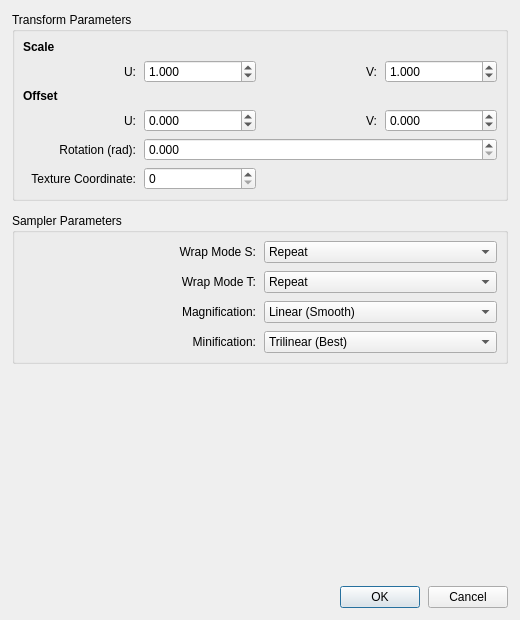
First picture: the form in ui/TextureParametersDialog.ui, repository 01Hub/ModelViewer, before the edit.
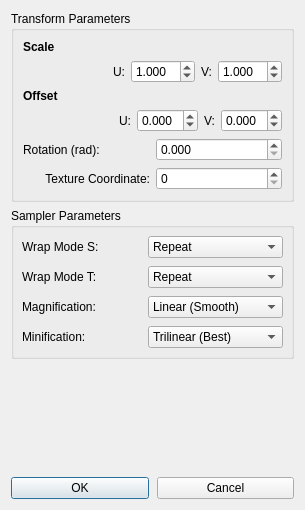
Second picture: the form after the edit.

Commit message:
Refactor Texture Parameters dialog for compact layout
Redesigned the Texture Parameters dialog to use a more compact QGridLayout, reducing window size and grouping related controls horizontally for better visual organization. Removed explicit minimum size constraints and unnecessary spacers, making the dialog more space-efficient and suitable for smaller screens. Minor alignment simplifications were made in the Sampler Parameters section.

What changed in the file:
```diff
--- a/ui/TextureParametersDialog.ui
+++ b/ui/TextureParametersDialog.ui
@@ -9,8 +9,8 @@
    <rect>
     <x>0</x>
     <y>0</y>
-    <width>520</width>
-    <height>620</height>
+    <width>305</width>
+    <height>510</height>
    </rect>
   </property>
   <property name="windowTitle">
@@ -19,46 +19,13 @@
   <property name="modal">
    <bool>true</bool>
   </property>
-  <layout class="QVBoxLayout" name="verticalLayout">
-   <property name="spacing">
-    <number>12</number>
-   </property>
-   <property name="leftMargin">
-    <number>12</number>
-   </property>
-   <property name="topMargin">
-    <number>12</number>
-   </property>
-   <property name="rightMargin">
-    <number>12</number>
-   </property>
-   <property name="bottomMargin">
-    <number>12</number>
-   </property>
-   <item>
+  <layout class="QGridLayout" name="gridLayout_2">
+   <item row="0" column="0">
     <widget class="QGroupBox" name="grpTransforms">
      <property name="title">
       <string>Transform Parameters</string>
      </property>
-     <layout class="QGridLayout" name="gridTransforms">
-      <property name="leftMargin">
-       <number>8</number>
-      </property>
-      <property name="topMargin">
-       <number>8</number>
-      </property>
-      <property name="rightMargin">
-       <number>8</number>
-      </property>
-      <property name="bottomMargin">
-       <number>8</number>
-      </property>
-      <property name="horizontalSpacing">
-       <number>8</number>
-      </property>
-      <property name="verticalSpacing">
-       <number>6</number>
-      </property>
+     <layout class="QGridLayout" name="gridLayout">
       <item row="0" column="0">
        <widget class="QLabel" name="lblScale">
         <property name="font">
@@ -72,16 +39,28 @@
        </widget>
       </item>
       <item row="1" column="0">
+       <layout class="QHBoxLayout" name="horizontalLayout">
+        <item>
+         <spacer name="horizontalSpacer_2">
+          <property name="orientation">
+           <enum>Qt::Orientation::Horizontal</enum>
+          </property>
+          <property name="sizeHint" stdset="0">
+           <size>
+            <width>18</width>
+            <height>20</height>
+           </size>
+          </property>
+         </spacer>
+        </item>
+        <item>
        <widget class="QLabel" name="lblScaleU">
         <property name="text">
          <string>U:</string>
         </property>
-        <property name="alignment">
-         <set>Qt::AlignmentFlag::AlignRight|Qt::AlignmentFlag::AlignTrailing|Qt::AlignmentFlag::AlignVCenter</set>
-        </property>
-       </widget>
-      </item>
-      <item row="1" column="1">
+         </widget>
+        </item>
+        <item>
        <widget class="QDoubleSpinBox" name="spinScaleU">
         <property name="toolTip">
          <string>Texture scale in U direction (0.01-10.0)</string>
@@ -106,7 +85,7 @@
         </property>
        </widget>
       </item>
-      <item row="1" column="2">
+        <item>
        <widget class="QLabel" name="lblScaleV">
         <property name="text">
          <string>V:</string>
@@ -116,7 +95,7 @@
         </property>
        </widget>
       </item>
-      <item row="1" column="3">
+        <item>
        <widget class="QDoubleSpinBox" name="spinScaleV">
         <property name="toolTip">
          <string>Texture scale in V direction (0.01-10.0)</string>
@@ -141,6 +120,8 @@
         </property>
        </widget>
       </item>
+       </layout>
+      </item>
       <item row="2" column="0">
        <widget class="QLabel" name="lblOffset">
         <property name="font">
@@ -154,16 +135,28 @@
        </widget>
       </item>
       <item row="3" column="0">
+       <layout class="QHBoxLayout" name="horizontalLayout_2">
+        <item>
+         <spacer name="horizontalSpacer">
+          <property name="orientation">
+           <enum>Qt::Orientation::Horizontal</enum>
+          </property>
+          <property name="sizeHint" stdset="0">
+           <size>
+            <width>13</width>
+            <height>20</height>
+           </size>
+          </property>
+         </spacer>
+        </item>
+        <item>
        <widget class="QLabel" name="lblOffsetU">
         <property name="text">
          <string>U:</string>
         </property>
-        <property name="alignment">
-         <set>Qt::AlignmentFlag::AlignRight|Qt::AlignmentFlag::AlignTrailing|Qt::AlignmentFlag::AlignVCenter</set>
-        </property>
-       </widget>
-      </item>
-      <item row="3" column="1">
+         </widget>
+        </item>
+        <item>
        <widget class="QDoubleSpinBox" name="spinOffsetU">
         <property name="toolTip">
          <string>Texture offset in U direction (-1.0 to 1.0)</string>
@@ -188,7 +181,7 @@
         </property>
        </widget>
       </item>
-      <item row="3" column="2">
+        <item>
        <widget class="QLabel" name="lblOffsetV">
         <property name="text">
          <string>V:</string>
@@ -198,7 +191,7 @@
         </property>
        </widget>
       </item>
-      <item row="3" column="3">
+        <item>
        <widget class="QDoubleSpinBox" name="spinOffsetV">
         <property name="toolTip">
          <string>Texture offset in V direction (-1.0 to 1.0)</string>
@@ -223,17 +216,18 @@
         </property>
        </widget>
       </item>
+       </layout>
+      </item>
       <item row="4" column="0">
+       <layout class="QHBoxLayout" name="horizontalLayout_3">
+        <item>
        <widget class="QLabel" name="lblRotation">
         <property name="text">
          <string>Rotation (rad):</string>
         </property>
-        <property name="alignment">
-         <set>Qt::AlignmentFlag::AlignRight|Qt::AlignmentFlag::AlignTrailing|Qt::AlignmentFlag::AlignVCenter</set>
-        </property>
-       </widget>
-      </item>
-      <item row="4" column="1" colspan="3">
+         </widget>
+        </item>
+        <item>
        <widget class="QDoubleSpinBox" name="spinRotation">
         <property name="toolTip">
          <string>Texture rotation in radians (0 to 2π ≈ 6.28)</string>
@@ -258,7 +252,11 @@
         </property>
        </widget>
       </item>
+       </layout>
+      </item>
       <item row="5" column="0">
+       <layout class="QHBoxLayout" name="horizontalLayout_4">
+        <item>
        <widget class="QLabel" name="lblTexCoord">
         <property name="text">
          <string>Texture Coordinate:</string>
@@ -268,7 +266,7 @@
         </property>
        </widget>
       </item>
-      <item row="5" column="1">
+        <item>
        <widget class="QSpinBox" name="spinTexCoord">
         <property name="toolTip">
          <string>Which texture coordinate set to use (0-3)</string>
@@ -285,9 +283,11 @@
        </widget>
       </item>
      </layout>
+      </item>
+     </layout>
     </widget>
    </item>
-   <item>
+   <item row="1" column="0">
     <widget class="QGroupBox" name="grpSamplers">
      <property name="title">
       <string>Sampler Parameters</string>
@@ -313,9 +313,6 @@
         <property name="text">
          <string>Wrap Mode S:</string>
         </property>
-        <property name="alignment">
-         <set>Qt::AlignmentFlag::AlignRight|Qt::AlignmentFlag::AlignTrailing|Qt::AlignmentFlag::AlignVCenter</set>
-        </property>
        </widget>
       </item>
       <item row="0" column="1">
@@ -345,9 +342,6 @@
         <property name="text">
          <string>Wrap Mode T:</string>
         </property>
-        <property name="alignment">
-         <set>Qt::AlignmentFlag::AlignRight|Qt::AlignmentFlag::AlignTrailing|Qt::AlignmentFlag::AlignVCenter</set>
-        </property>
        </widget>
       </item>
       <item row="1" column="1">
@@ -377,9 +371,6 @@
         <property name="text">
          <string>Magnification:</string>
         </property>
-        <property name="alignment">
-         <set>Qt::AlignmentFlag::AlignRight|Qt::AlignmentFlag::AlignTrailing|Qt::AlignmentFlag::AlignVCenter</set>
-        </property>
        </widget>
       </item>
       <item row="2" column="1">
@@ -404,9 +395,6 @@
         <property name="text">
          <string>Minification:</string>
         </property>
-        <property name="alignment">
-         <set>Qt::AlignmentFlag::AlignRight|Qt::AlignmentFlag::AlignTrailing|Qt::AlignmentFlag::AlignVCenter</set>
-        </property>
        </widget>
       </item>
       <item row="3" column="1">
@@ -439,7 +427,7 @@
      </layout>
     </widget>
    </item>
-   <item>
+   <item row="2" column="0">
     <spacer name="verticalSpacer">
      <property name="orientation">
       <enum>Qt::Orientation::Vertical</enum>
@@ -452,24 +440,11 @@
      </property>
     </spacer>
    </item>
-   <item>
+   <item row="3" column="0">
     <layout class="QHBoxLayout" name="layoutButtons">
      <property name="spacing">
       <number>8</number>
      </property>
-     <item>
-      <spacer name="horizontalSpacer">
-       <property name="orientation">
-        <enum>Qt::Orientation::Horizontal</enum>
-       </property>
-       <property name="sizeHint" stdset="0">
-        <size>
-         <width>40</width>
-         <height>20</height>
-        </size>
-       </property>
-      </spacer>
-     </item>
      <item>
       <widget class="QPushButton" name="btnOK">
        <property name="toolTip">
```
Lines whose indentation alone changed are shown as unchanged. The commit also changes 1 other file.
